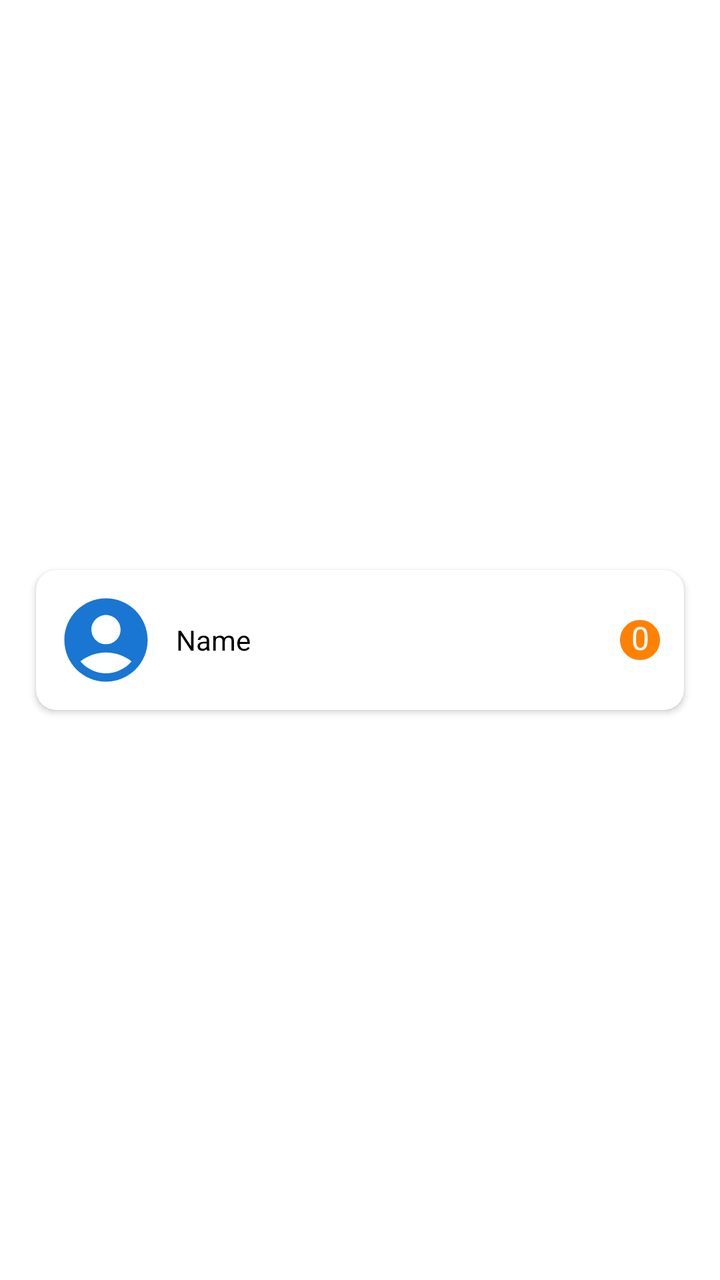
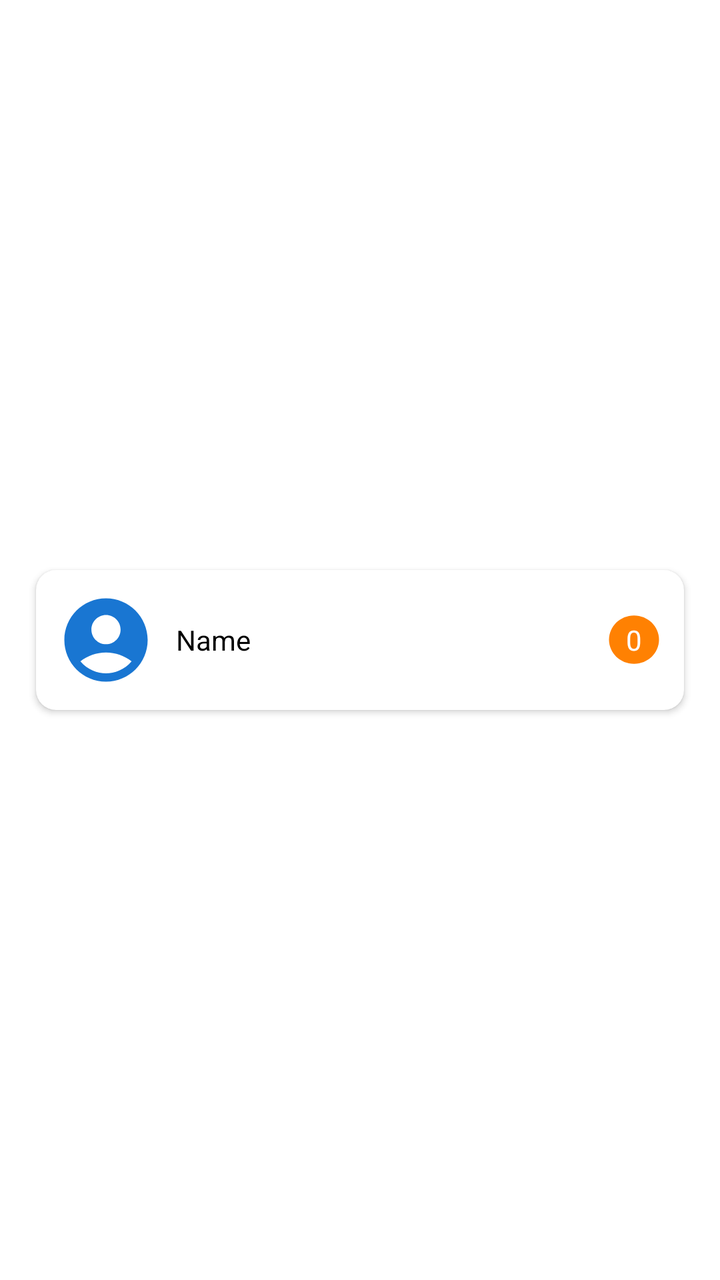

An Android layout rendered at two revisions. The XML below is the earlier revision; the diff shows what the commit changed to produce the second picture.
<!-- AndroidManifest.xml: application theme Theme.CQ_mobile -->
<!-- res/layout/item_chat.xml -->
<androidx.constraintlayout.widget.ConstraintLayout xmlns:android="http://schemas.android.com/apk/res/android"
    android:layout_width="match_parent"
    android:layout_height="wrap_content"
    xmlns:tools="http://schemas.android.com/tools"
    xmlns:app="http://schemas.android.com/apk/res-auto"
    android:orientation="vertical"
    android:padding="8dp">

    <androidx.cardview.widget.CardView
        android:id="@+id/cardView3"
        android:layout_width="match_parent"
        android:layout_height="wrap_content"
        android:layout_margin="10dp"
        android:elevation="10dp"
        app:cardCornerRadius="10dp"
        app:layout_constraintBottom_toBottomOf="parent"
        app:layout_constraintEnd_toEndOf="parent"
        app:layout_constraintStart_toStartOf="parent"
        app:layout_constraintTop_toTopOf="parent">


        <LinearLayout
            android:id="@+id/linearLayout7"
            android:layout_width="match_parent"
            android:layout_height="wrap_content"
            android:elevation="10dp"
            android:orientation="horizontal"
            android:padding="10dp"
            app:layout_constraintEnd_toEndOf="parent"
            app:layout_constraintStart_toStartOf="parent"
            app:layout_constraintTop_toBottomOf="@+id/linearLayout6">

            <ImageView
                android:id="@+id/avatar"
                android:layout_width="50dp"
                android:layout_height="50dp"
                android:layout_marginEnd="10dp"
                android:src="@drawable/emptyglide" />

            <TextView
                android:id="@+id/chatName"
                android:layout_width="wrap_content"
                android:layout_height="wrap_content"
                android:ellipsize="end"
                android:maxLines="1"
                android:layout_gravity="center"
                android:text="Name"
                android:textColor="@color/black" />


        </LinearLayout>

        <TextView
            android:id="@+id/chatCount"
            android:layout_width="wrap_content"
            android:layout_height="wrap_content"
            android:ellipsize="end"
            android:textAlignment="center"
            android:textSize="16sp"
            android:maxLines="1"
            android:layout_gravity="center|end"
            android:text="0"
            android:layout_marginEnd="10dp"
            android:background="@drawable/indicator_on"
            android:backgroundTint="@color/cq_secondary_color"
            android:textColor="@color/white" />

    </androidx.cardview.widget.CardView>

</androidx.constraintlayout.widget.ConstraintLayout>
<!-- resources referenced by this layout -->
<resources>
  <color name="black">#FF000000</color>
  <color name="cq_secondary_color">#FF8102</color>
  <color name="white">#FFFFFFFF</color>
  <!-- drawable emptyglide (drawable) -->
  <vector xmlns:android="http://schemas.android.com/apk/res/android" android:height="24dp" android:tint="#1976D2" android:viewportHeight="24" android:viewportWidth="24" android:width="24dp">
  
      <path android:fillColor="@color/cq_grey" android:pathData="M12,2C6.48,2 2,6.48 2,12s4.48,10 10,10s10,-4.48 10,-10S17.52,2 12,2zM12,6c1.93,0 3.5,1.57 3.5,3.5S13.93,13 12,13s-3.5,-1.57 -3.5,-3.5S10.07,6 12,6zM12,20c-2.03,0 -4.43,-0.82 -6.14,-2.88C7.55,15.8 9.68,15 12,15s4.45,0.8 6.14,2.12C16.43,19.18 14.03,20 12,20z"/>
  
  </vector>
  <!-- drawable indicator_on (drawable) -->
  <vector xmlns:android="http://schemas.android.com/apk/res/android" android:height="24dp" android:tint="#2DA429" android:viewportHeight="24" android:viewportWidth="24" android:width="24dp">
        
      <path android:fillColor="@android:color/white" android:pathData="M12,2C6.48,2 2,6.48 2,12s4.48,10 10,10 10,-4.48 10,-10S17.52,2 12,2z"/>
      
  </vector>
  <style name="Theme.CQ_mobile" parent="Theme.MaterialComponents.DayNight.DarkActionBar">
          
          <item name="colorPrimary">@color/purple_500</item>
          <item name="colorPrimaryVariant">@color/purple_700</item>
          <item name="colorOnPrimary">@color/white</item>
          
          <item name="colorSecondary">@color/teal_200</item>
          <item name="colorSecondaryVariant">@color/teal_700</item>
          <item name="colorOnSecondary">@color/black</item>
          
          <item name="android:statusBarColor">?attr/colorPrimaryVariant</item>
          
      </style>
  <color name="cq_grey">#C1C0C0</color>
  <color name="purple_500">#000000</color>
  <color name="purple_700">#000000</color>
  <color name="teal_200">#1976D2</color>
  <color name="teal_700">#FF018786</color>
</resources>

<!-- the commit's change to res/layout/item_chat.xml (unified diff, before → after) -->
@@ -52,12 +52,13 @@
 
         <TextView
             android:id="@+id/chatCount"
-            android:layout_width="wrap_content"
+            android:layout_width="30dp"
             android:layout_height="wrap_content"
             android:ellipsize="end"
-            android:textAlignment="center"
-            android:textSize="16sp"
+            android:padding="5dp"
+            android:textSize="14sp"
             android:maxLines="1"
+            android:gravity="center"
             android:layout_gravity="center|end"
             android:text="0"
             android:layout_marginEnd="10dp"
